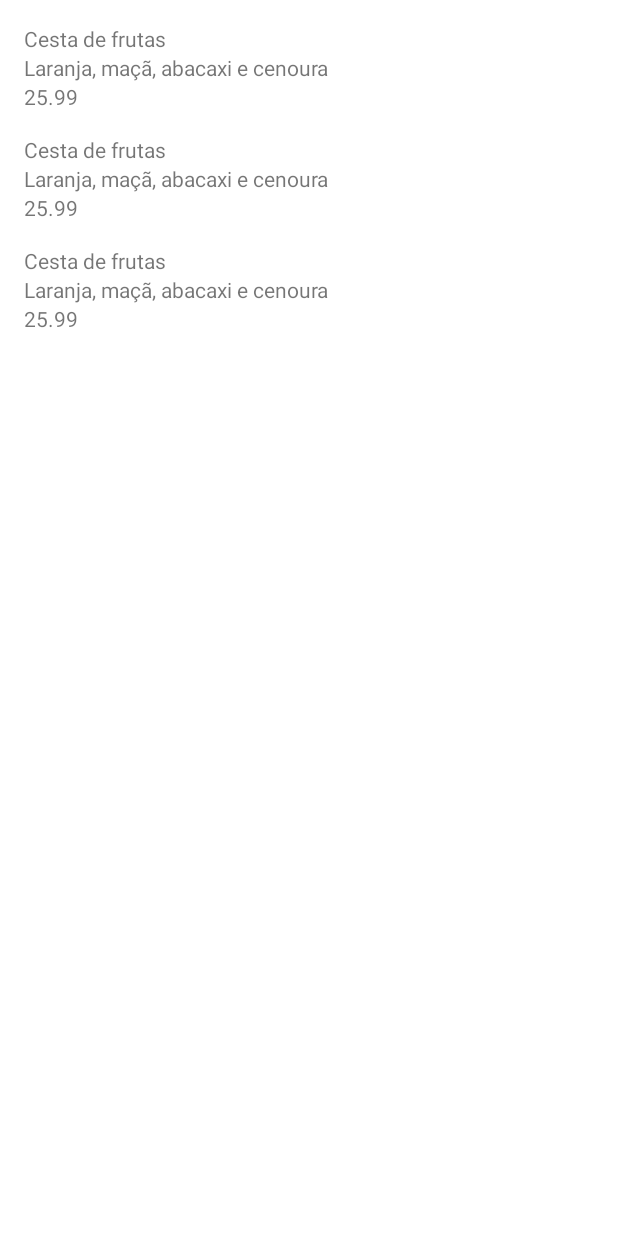
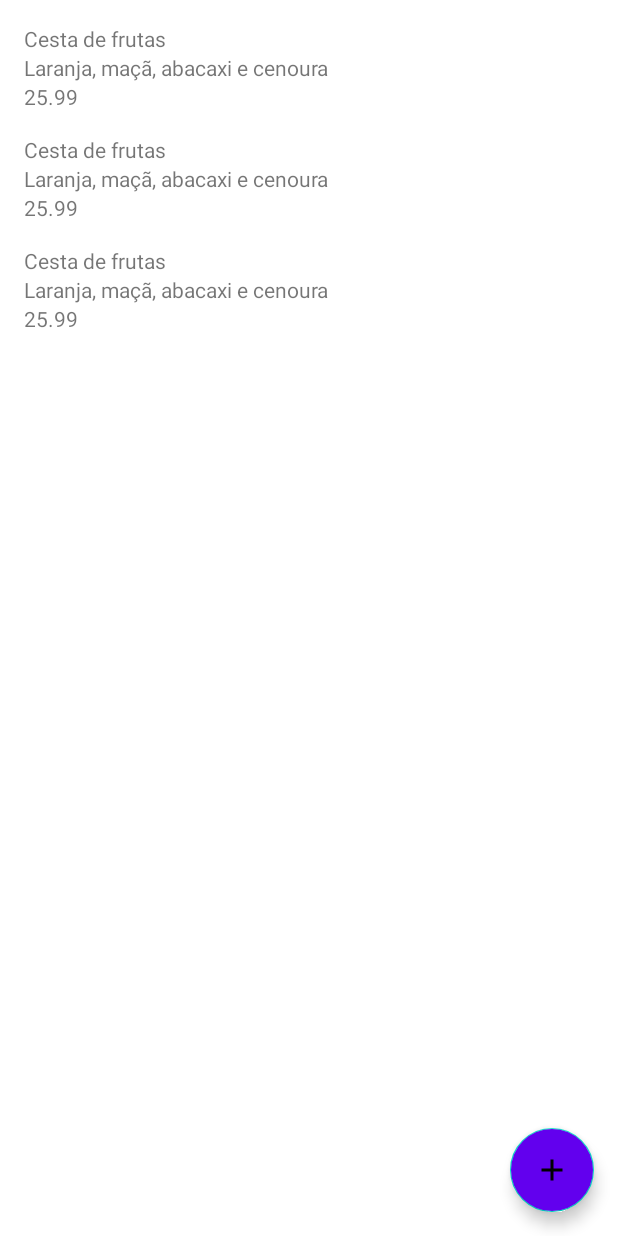
Before and after one commit to EclipseBSD/OrgsApp, an Android app built with Jetpack Compose: the layout activity_main.xml on its own in the app's theme, with its tools: preview values and no code run, on a phone screen of 412 x 824 dp. Run offline under Robolectric (Android 15) with nearby library versions, the phone set to English and light mode, and no system bars.

```diff
--- a/app/src/main/AndroidManifest.xml
+++ b/app/src/main/AndroidManifest.xml
@@ -17,11 +17,6 @@
             android:exported="true"
             android:label="@string/app_name"
             android:theme="@style/Theme.OrgsApp">
-            <intent-filter>
-                <action android:name="android.intent.action.MAIN" />
-
-                <category android:name="android.intent.category.LAUNCHER" />
-            </intent-filter>
         </activity>
         <activity
             android:name=".ui.activity.MainActivity"
--- a/app/src/main/java/com/example/orgsapp/ui/activity/FormularioProdutoActivity.kt
+++ b/app/src/main/java/com/example/orgsapp/ui/activity/FormularioProdutoActivity.kt
@@ -8,7 +8,9 @@ import android.util.Log
 import android.widget.Button
 import android.widget.EditText
 import android.widget.TextView
+import android.widget.Toast
 import com.example.orgsapp.R
+import com.example.orgsapp.dao.ProdutoDao
 import com.example.orgsapp.model.Produtos
 import java.math.BigDecimal
 
@@ -41,6 +43,10 @@ class FormularioProdutoActivity :
             )
 
             Log.i("C/FormularioProduto", "onCreate: $produtoNovo")
+            val dao = ProdutoDao()
+            dao.add(produtoNovo)
+            Log.i("FormularioProduto", "onCreate: ${dao.buscaTodos()}")
+            finish()
 
         }
 
--- /dev/null
+++ b/app/src/main/res/drawable/ic_action_add_24.xml
@@ -0,0 +1,5 @@
+<vector android:height="24dp" android:tint="#000000"
+    android:viewportHeight="24" android:viewportWidth="24"
+    android:width="24dp" xmlns:android="http://schemas.android.com/apk/res/android">
+    <path android:fillColor="@android:color/white" android:pathData="M19,13h-6v6h-2v-6H5v-2h6V5h2v6h6v2z"/>
+</vector>
--- /dev/null
+++ b/app/src/main/res/drawable/ic_add_24.xml
@@ -0,0 +1,5 @@
+<vector android:height="24dp" android:tint="#FFFFFF"
+    android:viewportHeight="24" android:viewportWidth="24"
+    android:width="24dp" xmlns:android="http://schemas.android.com/apk/res/android">
+    <path android:fillColor="@android:color/white" android:pathData="M19,13h-6v6h-2v-6H5v-2h6V5h2v6h6v2z"/>
+</vector>
--- a/app/src/main/res/layout/activity_main.xml
+++ b/app/src/main/res/layout/activity_main.xml
@@ -1,6 +1,5 @@
 <?xml version="1.0" encoding="utf-8"?>
-<androidx.constraintlayout.widget.ConstraintLayout
-    xmlns:android="http://schemas.android.com/apk/res/android"
+<androidx.constraintlayout.widget.ConstraintLayout xmlns:android="http://schemas.android.com/apk/res/android"
     xmlns:app="http://schemas.android.com/apk/res-auto"
     xmlns:tools="http://schemas.android.com/tools"
     android:layout_width="match_parent"
@@ -11,12 +10,27 @@
         android:id="@+id/recyclerView"
         android:layout_width="0dp"
         android:layout_height="0dp"
+        app:layoutManager="androidx.recyclerview.widget.LinearLayoutManager"
         app:layout_constraintBottom_toBottomOf="parent"
         app:layout_constraintEnd_toEndOf="parent"
+        app:layout_constraintHorizontal_bias="0.0"
         app:layout_constraintStart_toStartOf="parent"
         app:layout_constraintTop_toTopOf="parent"
-        tools:listitem="@layout/produto_item"
-        app:layoutManager="androidx.recyclerview.widget.LinearLayoutManager"/>
+        app:layout_constraintVertical_bias="1.0"
+        tools:listitem="@layout/produto_item" />
+
+    <com.google.android.material.floatingactionbutton.FloatingActionButton
+        android:id="@+id/floatingActionButton"
+        android:layout_width="wrap_content"
+        android:layout_height="wrap_content"
+        android:clickable="true"
+        android:focusable="true"
+        android:layout_margin="16dp"
+        app:layout_constraintBottom_toBottomOf="parent"
+        app:layout_constraintEnd_toEndOf="parent"
+        app:srcCompat="@drawable/ic_action_add_24"
+        android:backgroundTint="@color/purple_500"
+        />
 
 
 </androidx.constraintlayout.widget.ConstraintLayout>
```
Also changed, not shown: app/src/main/java/com/example/orgsapp/dao/ProdutoDao.kt (added, +19 -0 lines), app/src/main/java/com/example/orgsapp/ui/activity/MainActivity.kt (+20 -12 lines).
